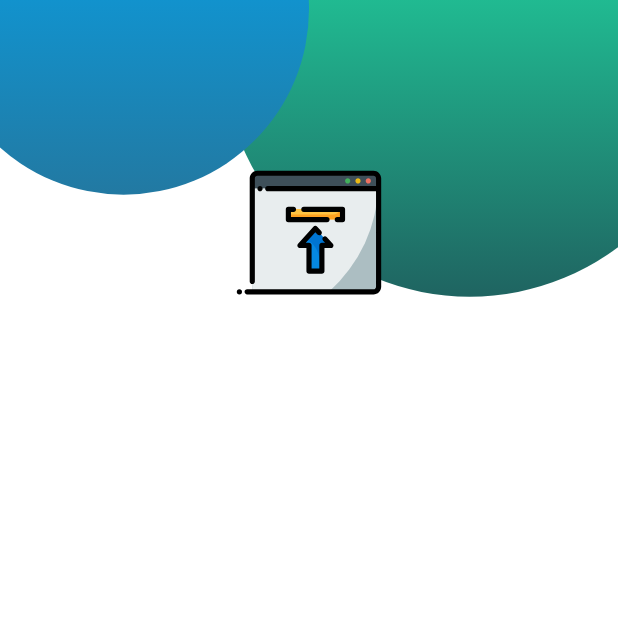
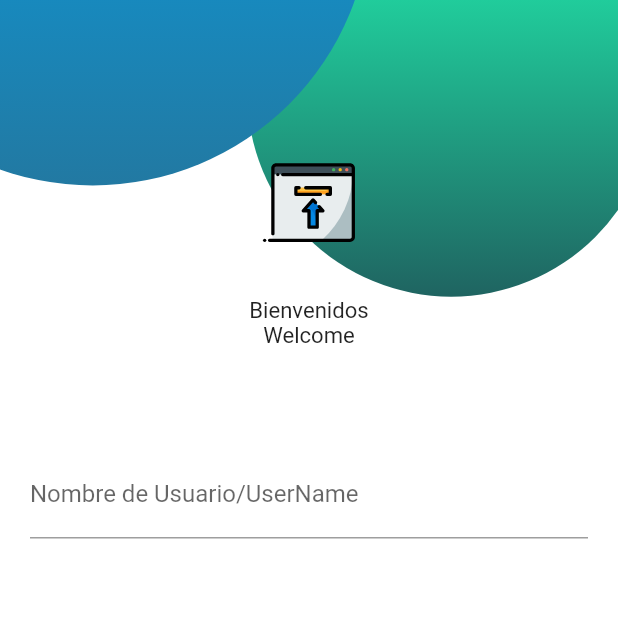
Before and after one commit to Galtor-program/ProyectoFlutter, a Flutter app: the screen it shows after launch, on a phone screen of 412 x 824 dp, the top half of it. Run offline on Flutter 3.47's test engine with Material 2 defaults, Android fonts, the phone set to English and light mode, and no system bars; our stand-ins replace flutter_svg; missing offline and left inert: dart:ffi.

Commit message:
se Realiza los responsive y un login form

```diff
--- a/lib/main.dart
+++ b/lib/main.dart
@@ -1,4 +1,5 @@
 import 'package:flutter/material.dart';
+import 'package:flutter/services.dart';
 import 'package:flutter_api_rest/page/home_page.dart';
 
 void main() {
@@ -10,6 +11,10 @@ class MyApp extends StatelessWidget {
 
   @override
   Widget build(BuildContext context) {
+    SystemChrome.setPreferredOrientations([
+      DeviceOrientation.portraitUp,
+      DeviceOrientation.portraitDown,
+    ]);
     return MaterialApp(
       title: 'Flutter Demo',
       theme: ThemeData(
--- a/lib/page/home_page.dart
+++ b/lib/page/home_page.dart
@@ -1,20 +1,24 @@
 import 'dart:ffi';
 
 import 'package:flutter/material.dart';
+import 'package:flutter_api_rest/utils/responsive.dart';
 import 'package:flutter_api_rest/widgets/icon_container.dart';
+import 'package:flutter_api_rest/widgets/login_form.dart';
 
 import '../widgets/circle.dart';
 
 class HomePage extends StatefulWidget {
   @override
-  // ignore: library_private_types_in_public_api
   _HomePageState createState() => _HomePageState();
 }
 
 class _HomePageState extends State<HomePage> {
   @override
   Widget build(BuildContext context) {
-    final size = MediaQuery.of(context).size;
+    final Responsive responsive = Responsive.of(context);
+    final double greenSize = responsive.wp(60);
+    final double blueSize = responsive.wp(150);
+
     return Scaffold(
       body: Container(
         width: double.infinity,
@@ -24,29 +28,43 @@ class _HomePageState extends State<HomePage> {
           alignment: Alignment.center,
           children: <Widget>[
             Positioned(
-                top: -(size.width * 0.8) * 0.4,
-                right: -(size.width * 0.8) * 0.2,
+                top: -greenSize * 0.3,
+                right: -greenSize * 0.1,
                 child: Circle(
-                  size: size.width * 0.8,
+                  size: greenSize * 1.1,
                   colors: [
                     Color.fromARGB(255, 33, 243, 177),
                     Color.fromARGB(255, 31, 100, 97),
                   ],
                 )),
             Positioned(
-                top: -(size.width * 0.5) * 0.57,
-                left: -(size.width * 0.5) * 0.2,
+                top: -blueSize * 0.4,
+                left: -blueSize * 0.2,
                 child: Circle(
-                  size: size.width * 0.6,
+                  size: blueSize * 0.6,
                   colors: [
                     Colors.lightBlue,
                     Color.fromARGB(255, 34, 121, 162),
                   ],
                 )),
             Positioned(
-              top: 100,
-              child: IconContainer(),
-            ),
+                top: 100,
+                child: Column(
+                  children: <Widget>[
+                    IconContainer(size: responsive.wp(17)),
+                    SizedBox(
+                      height: responsive.dp(3),
+                    ),
+                    Text(
+                      "Bienvenidos\nWelcome",
+                      textAlign: TextAlign.center,
+                      style: TextStyle(
+                        fontSize: responsive.dp(1.6),
+                      ),
+                    )
+                  ],
+                )),
+            LoginForm()
           ],
         ),
       ),
--- /dev/null
+++ b/lib/utils/responsive.dart
@@ -0,0 +1,22 @@
+import 'package:flutter/material.dart';
+import 'dart:math' as math;
+
+class Responsive {
+  late double _width, _height, _diagonal;
+  double get width => _width;
+  double get height => _height;
+  double get diagonal => _diagonal;
+
+  static Responsive of(BuildContext context) => Responsive(context);
+
+  Responsive(BuildContext context) {
+    final Size size = MediaQuery.of(context).size;
+    this._width = size.width;
+    this._height = size.height;
+    this._diagonal = math.sqrt(math.pow(_width, 2) + math.pow(_height, 2));
+  }
+
+  double wp(double percent) => _width * percent / 100;
+  double hp(double percent) => _height * percent / 100;
+  double dp(double percent) => _diagonal * percent / 100;
+}
--- a/lib/widgets/icon_container.dart
+++ b/lib/widgets/icon_container.dart
@@ -4,18 +4,19 @@ import 'package:flutter/src/widgets/framework.dart';
 import 'package:flutter_svg/flutter_svg.dart';
 
 class IconContainer extends StatelessWidget {
-  const IconContainer({super.key});
+  final double size;
+  const IconContainer({Key? key, required this.size});
 
   @override
   Widget build(BuildContext context) {
     return Container(
-      width: 110,
-      height: 110,
+      width: this.size,
+      height: this.size,
       child: Center(
         child: SvgPicture.asset(
           'assets/icon.svg',
-          width: 110,
-          height: 110,
+          width: this.size * 1.9,
+          height: this.size * 1.9,
         ),
       ),
     );
--- /dev/null
+++ b/lib/widgets/login_form.dart
@@ -0,0 +1,28 @@
+import 'package:flutter/material.dart';
+import 'package:flutter/src/widgets/container.dart';
+import 'package:flutter/src/widgets/framework.dart';
+
+class LoginForm extends StatefulWidget {
+  @override
+  _LoginFormState createState() => _LoginFormState();
+}
+
+class _LoginFormState extends State<LoginForm> {
+  @override
+  Widget build(BuildContext context) {
+    return Positioned(
+      bottom: 30,
+      left: 20,
+      right: 20,
+      top: 300,
+      child: Column(
+        children: <Widget>[
+          TextFormField(
+            decoration:
+                InputDecoration(labelText: "Nombre de Usuario/UserName"),
+          ),
+        ],
+      ),
+    );
+  }
+}
```
